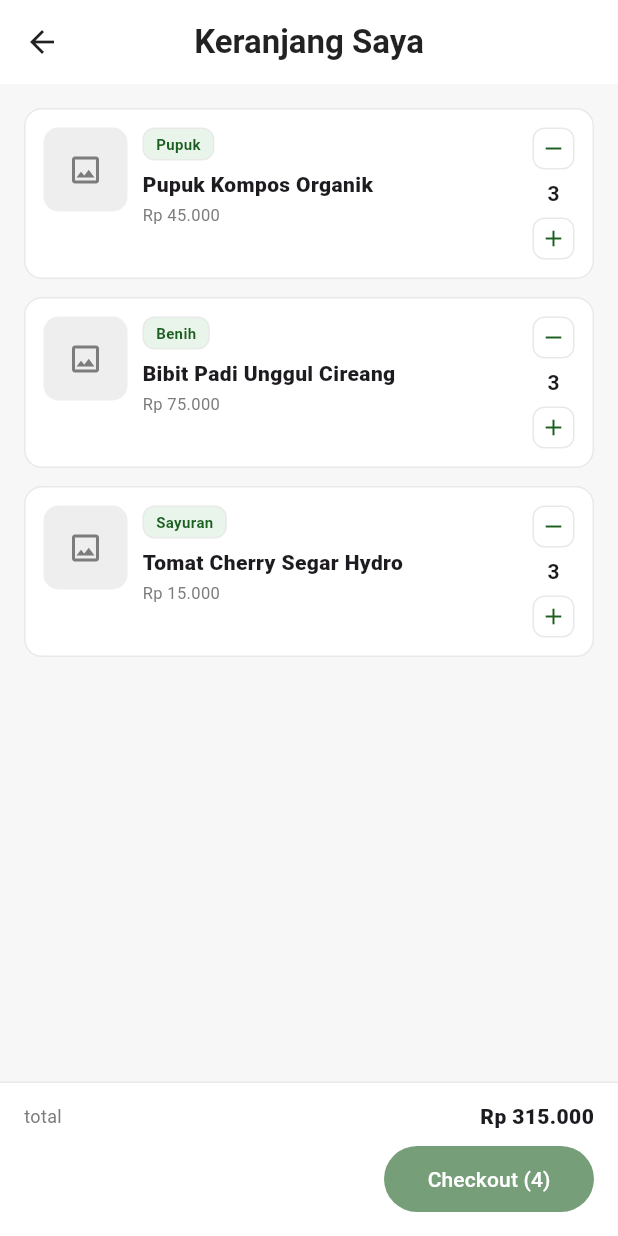
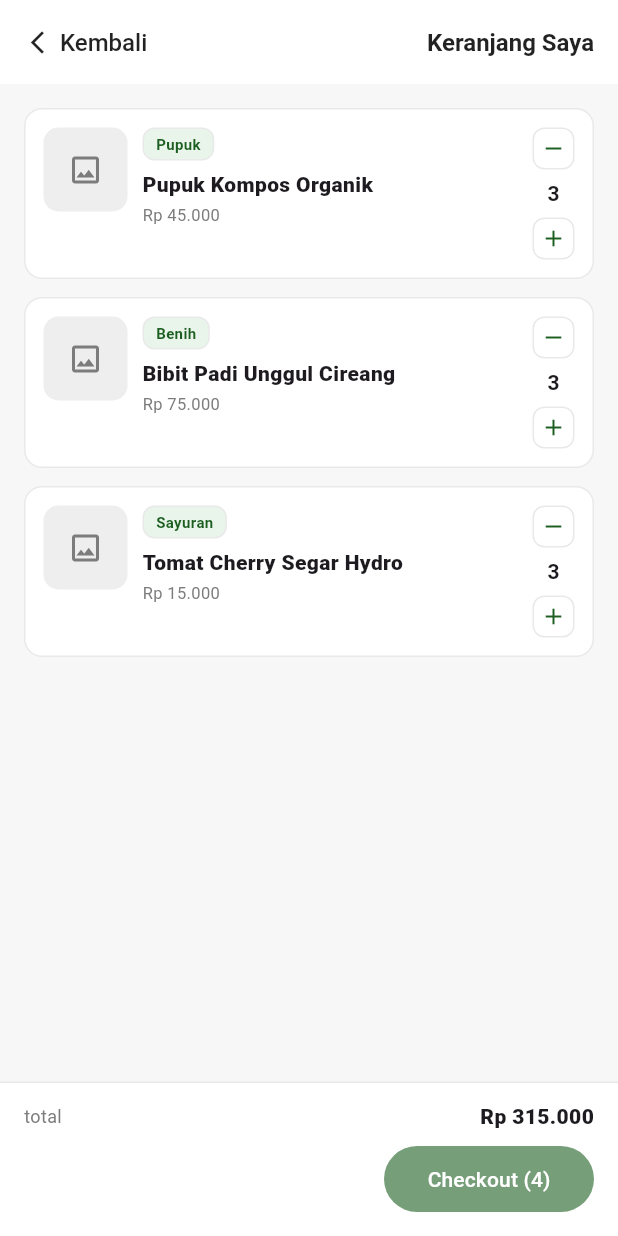
Before and after one commit to Nuril-Anwar-blip/girantra, a Flutter app: the CartScreen screen opened directly, on a phone screen of 412 x 824 dp. Run offline on Flutter 3.47's test engine with Material 3 defaults, Android fonts, the phone set to English and light mode, and no system bars; our stand-ins replace flutter_dotenv, supabase_flutter; accounts and stored records are empty; Roboto replaces fonts that are missing (Montserrat).

Commit message:
fix(cart): memperbaiki header di halaman keranjang

```diff
--- a/lib/screens/cart_screen.dart
+++ b/lib/screens/cart_screen.dart
@@ -13,14 +13,32 @@ class CartScreen extends StatelessWidget {
       appBar: AppBar(
         backgroundColor: Colors.white,
         elevation: 0,
-        leading: IconButton(
-          icon: const Icon(Icons.arrow_back, color: Colors.black87),
-          onPressed: () => Navigator.of(context).pop(),
-        ),
-        centerTitle: true,
-        title: const Text(
-          'Keranjang Saya',
-          style: TextStyle(color: Colors.black87, fontWeight: FontWeight.w700),
+        automaticallyImplyLeading: false,
+        titleSpacing: 0,
+        title: Padding(
+          padding: const EdgeInsets.symmetric(horizontal: 16),
+          child: Row(
+            mainAxisAlignment: MainAxisAlignment.spaceBetween,
+            children: [
+              GestureDetector(
+                onTap: () => Navigator.of(context).pop(),
+                child: Row(
+                  children: const [
+                    Icon(Icons.arrow_back_ios_new, color: Colors.black87, size: 18),
+                    SizedBox(width: 6),
+                    Text(
+                      'Kembali',
+                      style: TextStyle(color: Colors.black87, fontSize: 16, fontWeight: FontWeight.w500),
+                    ),
+                  ],
+                ),
+              ),
+              const Text(
+                'Keranjang Saya',
+                style: TextStyle(color: Colors.black87, fontWeight: FontWeight.w700, fontSize: 16),
+              ),
+            ],
+          ),
         ),
       ),
       body: Column(
```
